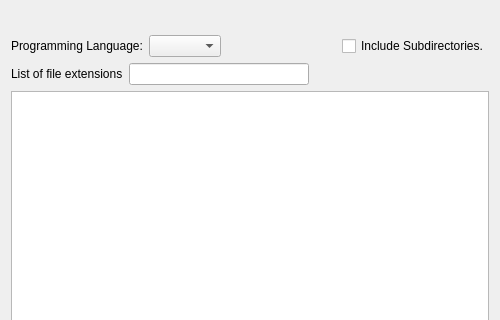
Elv13/Umbrello-ng2, file umbrello/codeimpwizard/codeimpselectpage.ui: the form before one commit; both pictures show x 0 to 500 and y 0 to 320 of the 500 by 539 pixel window.
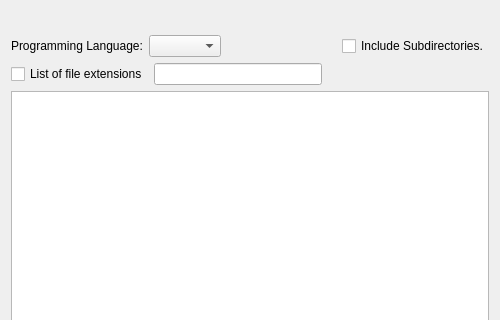
The form after the commit. Custom widgets are drawn as their Qt base class.

The edit to the form file:
```diff
--- a/umbrello/codeimpwizard/codeimpselectpage.ui
+++ b/umbrello/codeimpwizard/codeimpselectpage.ui
@@ -72,7 +72,7 @@
    <item>
     <layout class="QHBoxLayout" name="ui_fileExtLayout">
      <item>
-      <widget class="QLabel" name="ui_fileExtLabel">
+      <widget class="QCheckBox" name="checkBox">
        <property name="text">
         <string>List of file extensions</string>
        </property>
```
Left out of the diff: 19 changed lines with no effect on the pictures.
